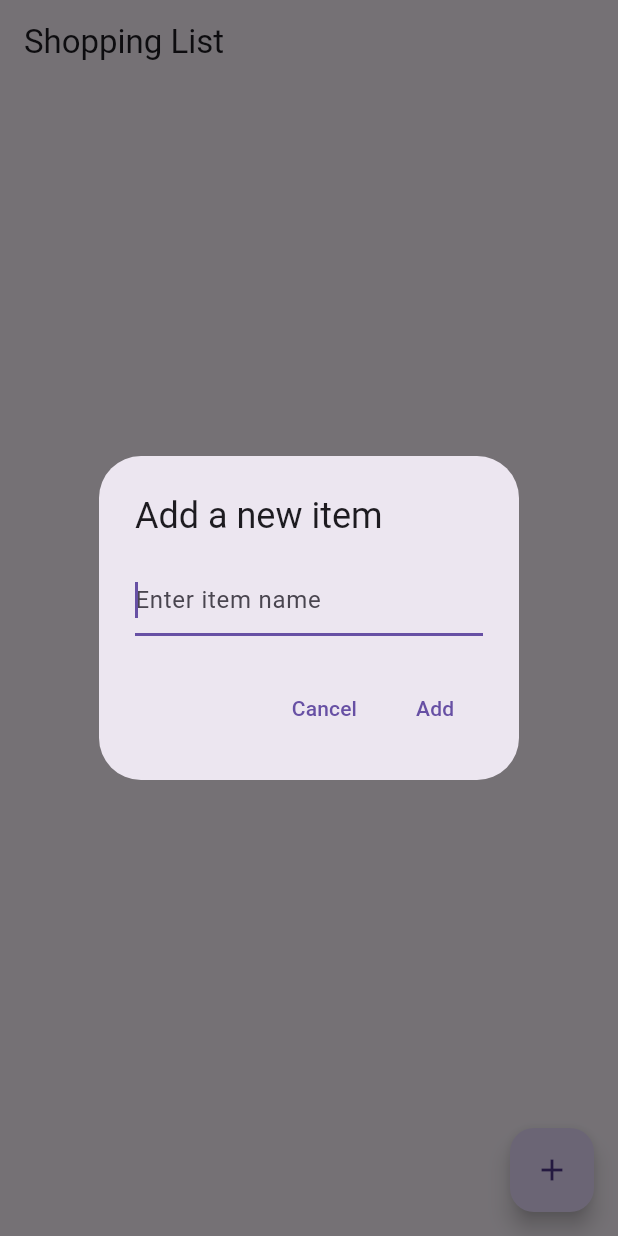
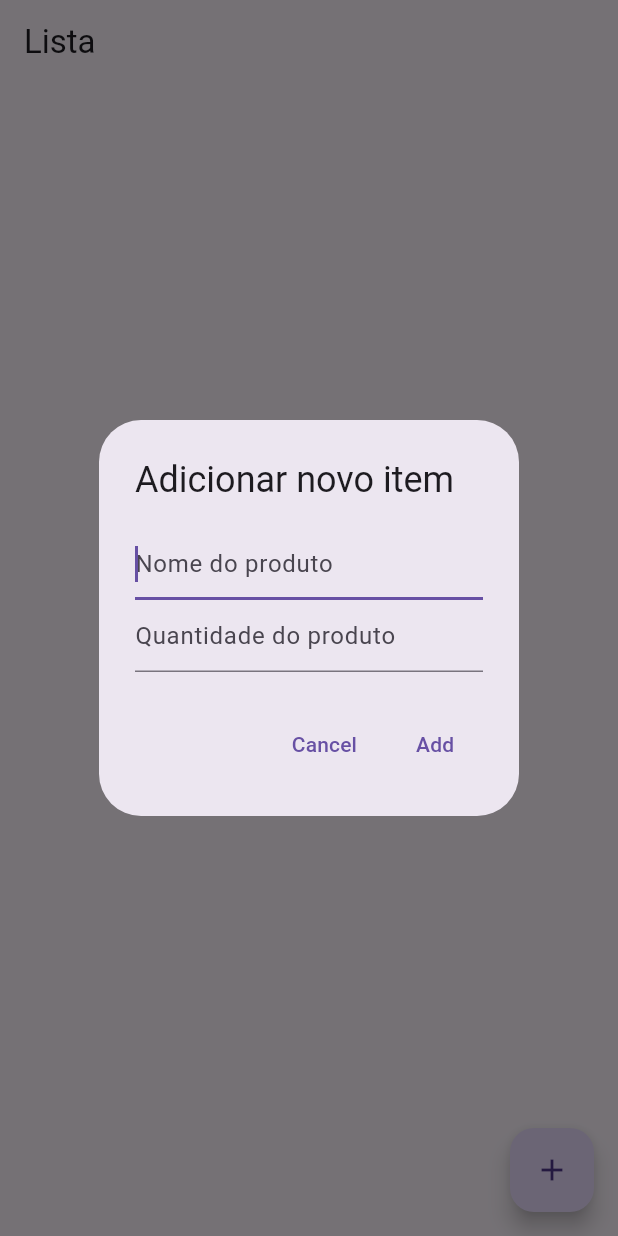
Before and after one commit to RuanBernardino/applista, a Flutter app: the screen it shows after launch, after a tap on the "add" icon, on a phone screen of 412 x 824 dp. Run offline on Flutter 3.47's test engine with Material 3 defaults, Android fonts, the phone set to English and light mode, and no system bars.

Commit message:
Adicionado quantidade

```diff
--- a/flutter_application_1/lib/main.dart
+++ b/flutter_application_1/lib/main.dart
@@ -1,8 +1,7 @@
-import 'dart:convert';
-import 'dart:io';
+
+// ignore_for_file: prefer_const_constructors, use_key_in_widget_constructors
 
 import 'package:flutter/material.dart';
-import 'package:path_provider/path_provider.dart';
 
 void main() {
  runApp(MyApp());
@@ -26,6 +25,7 @@ const MyApp({super.key});
 
 class ShoppingListScreen extends StatefulWidget {
  @override
+ // ignore: library_private_types_in_public_api
  _ShoppingListScreenState createState() => _ShoppingListScreenState();
 }
 
@@ -40,9 +40,11 @@ class _ShoppingListScreenState extends State<ShoppingListScreen> {
 
  @override
  Widget build(BuildContext context) {
+  String? newItemName;
+  int? newQuantProd;
     return Scaffold(
       appBar: AppBar(
-        title: Text('Shopping List'),
+        title: Text('Lista'),
       ),
       body: ListView.builder(
         itemCount: _items.length,
@@ -77,15 +79,25 @@ class _ShoppingListScreenState extends State<ShoppingListScreen> {
       ),
       floatingActionButton: FloatingActionButton(
         onPressed: () async {
-          String? newItemName = await showDialog<String>(
+           newItemName = await showDialog<String>(
             context: context,
             builder: (context) {
               return AlertDialog(
-                title: Text('Add a new item'),
-                content: TextField(
+      title: Text('Adicionar novo item'),
+      content: Column(
+        mainAxisSize: MainAxisSize.min,
+        children: [
+          TextField(
             autofocus: true,
-                  decoration: InputDecoration(hintText: 'Enter item name'),
+            decoration: InputDecoration(hintText: 'Nome do produto'),
             onChanged: (value) => newItemName = value,
+          ),
+          TextField(
+            keyboardType: TextInputType.number,
+            decoration: InputDecoration(hintText: 'Quantidade do produto'),
+            onChanged: (value) => newQuantProd = int.tryParse(value),
+          ),
+        ],
       ),
                 actions: [
                  TextButton(
```
Lines whose indentation alone changed are shown as unchanged.
